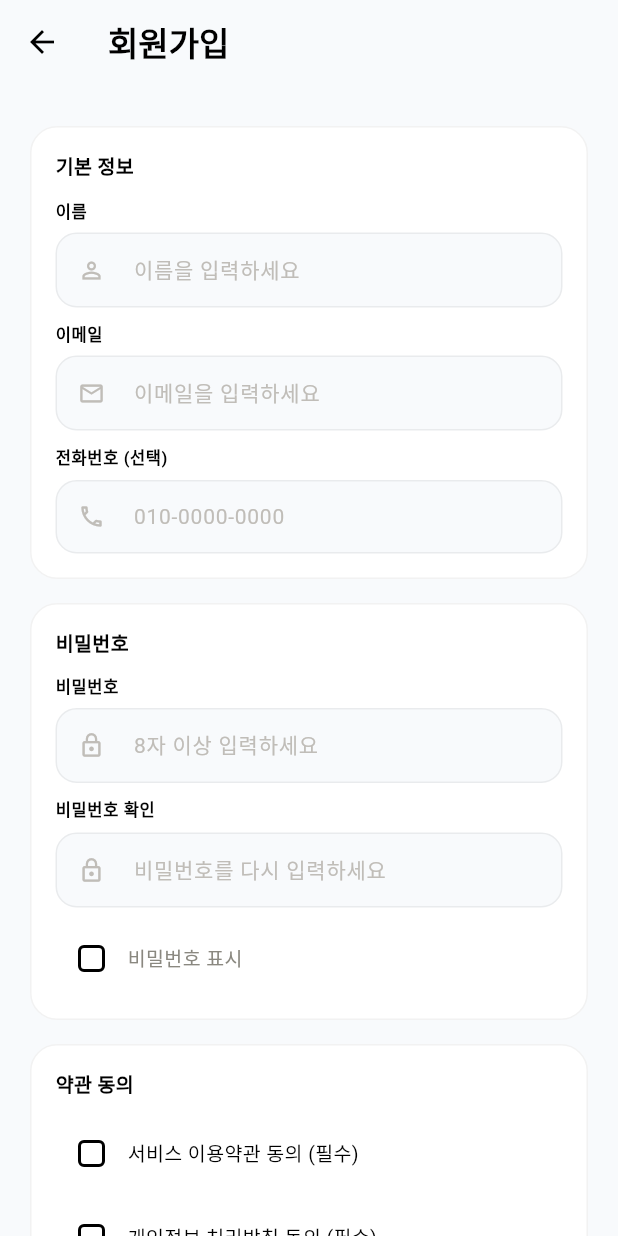
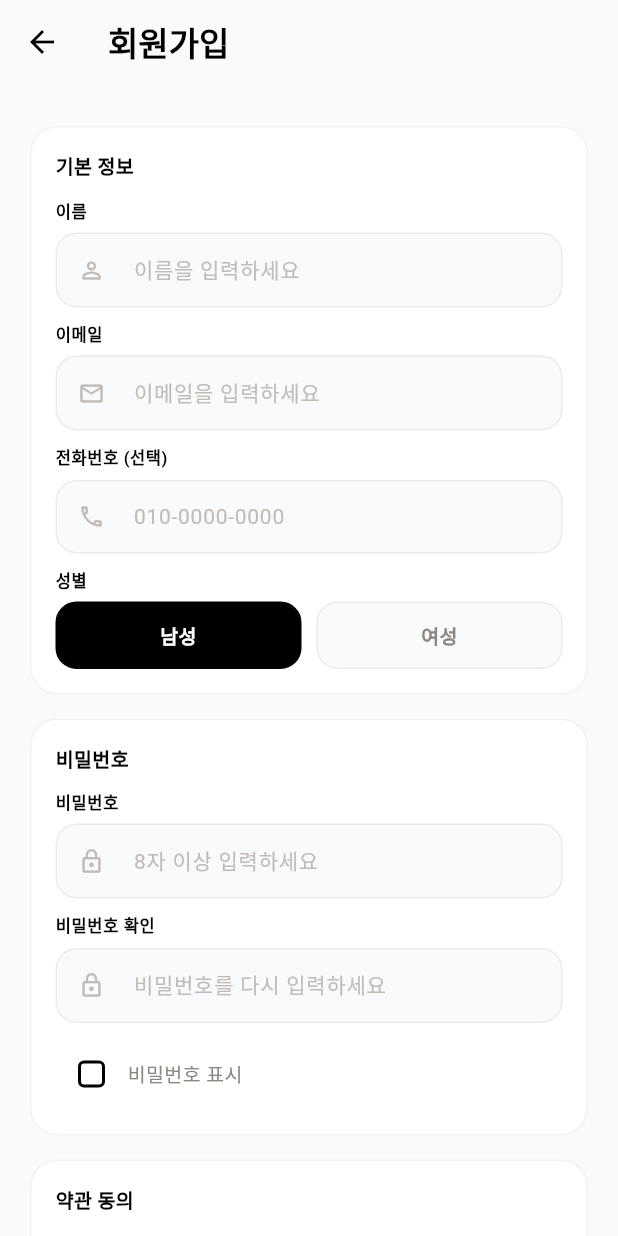
Before and after one commit to KIMSE0NG1L/LoFi_front, a Flutter app: the SignupPage screen opened by its route, on a phone screen of 412 x 824 dp. Run offline on Flutter 3.47's test engine with Material 3 defaults, Android fonts, the light colour scheme and no system bars; our stand-ins replace go_router, image_picker, shared_preferences, supabase_flutter; accounts and stored records are empty; Roboto replaces fonts that are missing (pretendard).

Commit message:
feat: 회원가입 성별 선택 및 프로필 성별 아바타 추가

```diff
--- a/lib/models/models.dart
+++ b/lib/models/models.dart
@@ -190,6 +190,7 @@ class AppUser {
   final int points;
   final int itemsFound;
   final String avatar;
+  final String gender;
 
   const AppUser({
     required this.id,
@@ -199,7 +200,11 @@ class AppUser {
     required this.points,
     required this.itemsFound,
     required this.avatar,
+    this.gender = 'male',
   });
+
+  String get genderAvatarAsset =>
+      gender == 'female' ? 'assets/여성.png' : 'assets/남성.png';
 
   AppUser copyWith({
     String? id,
@@ -209,6 +214,7 @@ class AppUser {
     int? points,
     int? itemsFound,
     String? avatar,
+    String? gender,
   }) {
     return AppUser(
       id: id ?? this.id,
@@ -218,6 +224,7 @@ class AppUser {
       points: points ?? this.points,
       itemsFound: itemsFound ?? this.itemsFound,
       avatar: avatar ?? this.avatar,
+      gender: gender ?? this.gender,
     );
   }
 }
--- a/lib/providers/auth_provider.dart
+++ b/lib/providers/auth_provider.dart
@@ -34,12 +34,14 @@ class AuthProvider extends ChangeNotifier {
     required String email,
     required String password,
     String phone = '',
+    String gender = 'male',
   }) async {
     _user = await _authService.signup(
       name: name,
       email: email,
       password: password,
       phone: phone,
+      gender: gender,
     );
     await loadFavorites();
     notifyListeners();
--- a/lib/screens/signup_page.dart
+++ b/lib/screens/signup_page.dart
@@ -20,6 +20,7 @@ class _SignupPageState extends State<SignupPage> {
   bool _showPw = false;
   bool _agreeTerms = false;
   bool _agreePrivacy = false;
+  String _gender = 'male';
 
   Future<void> _submit() async {
     if (_nameCtrl.text.isEmpty || _emailCtrl.text.isEmpty || _pwCtrl.text.isEmpty) {
@@ -40,6 +41,7 @@ class _SignupPageState extends State<SignupPage> {
         email: _emailCtrl.text,
         password: _pwCtrl.text,
         phone: _phoneCtrl.text,
+        gender: _gender,
       );
     } catch (e) {
       if (!mounted) return;
@@ -73,6 +75,7 @@ class _SignupPageState extends State<SignupPage> {
               _field('이름', _nameCtrl, '이름을 입력하세요', Icons.person_outline),
               _field('이메일', _emailCtrl, '이메일을 입력하세요', Icons.email_outlined, type: TextInputType.emailAddress),
               _field('전화번호 (선택)', _phoneCtrl, '010-0000-0000', Icons.phone_outlined, type: TextInputType.phone),
+              _genderField(),
             ]),
             const SizedBox(height: 16),
             _section('비밀번호', [
@@ -181,6 +184,57 @@ class _SignupPageState extends State<SignupPage> {
     );
   }
 
+  Widget _genderField() {
+    return Column(
+      crossAxisAlignment: CrossAxisAlignment.start,
+      children: [
+        const Text(
+          '성별',
+          style: TextStyle(
+            color: AppColors.textDark,
+            fontSize: 11,
+            fontWeight: FontWeight.w600,
+            letterSpacing: 0.4,
+          ),
+        ),
+        const SizedBox(height: 6),
+        Row(
+          children: [
+            Expanded(child: _genderOption('male', '남성')),
+            const SizedBox(width: 10),
+            Expanded(child: _genderOption('female', '여성')),
+          ],
+        ),
+      ],
+    );
+  }
+
+  Widget _genderOption(String value, String label) {
+    final selected = _gender == value;
+    return GestureDetector(
+      onTap: () => setState(() => _gender = value),
+      child: Container(
+        padding: const EdgeInsets.symmetric(vertical: 12),
+        decoration: BoxDecoration(
+          color: selected ? AppColors.primary : AppColors.background,
+          borderRadius: BorderRadius.circular(14),
+          border: Border.all(
+            color: selected ? AppColors.primary : Colors.black.withOpacity(0.06),
+          ),
+        ),
+        child: Text(
+          label,
+          textAlign: TextAlign.center,
+          style: TextStyle(
+            color: selected ? Colors.white : AppColors.textMuted,
+            fontWeight: FontWeight.w600,
+            fontSize: 13,
+          ),
+        ),
+      ),
+    );
+  }
+
   Widget _checkRow(String label, bool value, ValueChanged<bool?> onChanged) {
     return Row(
       children: [
--- a/lib/services/auth_service.dart
+++ b/lib/services/auth_service.dart
@@ -27,12 +27,13 @@ class AuthService {
     required String email,
     required String password,
     String phone = '',
+    String gender = 'male',
   }) async {
     try {
       final res = await supabase.auth.signUp(
         email: email,
         password: password,
-        data: {'name': name},
+        data: {'name': name, 'gender': gender},
       );
       final user = res.user;
       if (user == null) {
@@ -89,6 +90,7 @@ class AuthService {
       points: json['points'] as int? ?? 0,
       itemsFound: json['items_found'] as int? ?? 0,
       avatar: json['avatar'] as String? ?? '',
+      gender: json['gender'] as String? ?? 'male',
     );
   }
 }
```
Also changed, not shown: assets/남성.png (added), assets/여성.png (added).
